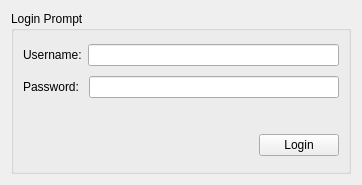
Qt form ui_files/login_prompt.ui (sanath111/rbhus_clone) before a commit.
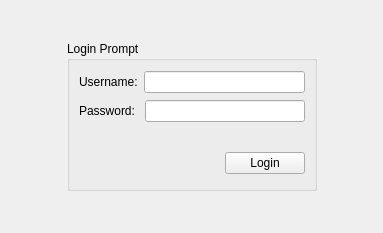
The same form after that commit.

Diff of the .ui file:
```diff
--- a/ui_files/login_prompt.ui
+++ b/ui_files/login_prompt.ui
@@ -6,16 +6,35 @@
    <rect>
     <x>0</x>
     <y>0</y>
-    <width>362</width>
-    <height>185</height>
+    <width>383</width>
+    <height>233</height>
    </rect>
   </property>
   <property name="windowTitle">
    <string>Form</string>
   </property>
   <layout class="QGridLayout" name="gridLayout">
-   <item row="0" column="0">
+   <item row="1" column="0">
+    <spacer name="horizontalSpacer_2">
+     <property name="orientation">
+      <enum>Qt::Horizontal</enum>
+     </property>
+     <property name="sizeHint" stdset="0">
+      <size>
+       <width>40</width>
+       <height>20</height>
+      </size>
+     </property>
+    </spacer>
+   </item>
+   <item row="1" column="1">
     <widget class="QGroupBox" name="groupBox">
+     <property name="minimumSize">
+      <size>
+       <width>250</width>
+       <height>150</height>
+      </size>
+     </property>
      <property name="title">
       <string>Login Prompt</string>
      </property>
@@ -113,6 +132,45 @@
      </layout>
     </widget>
    </item>
+   <item row="0" column="1">
+    <spacer name="verticalSpacer">
+     <property name="orientation">
+      <enum>Qt::Vertical</enum>
+     </property>
+     <property name="sizeHint" stdset="0">
+      <size>
+       <width>20</width>
+       <height>40</height>
+      </size>
+     </property>
+    </spacer>
+   </item>
+   <item row="2" column="1">
+    <spacer name="verticalSpacer_2">
+     <property name="orientation">
+      <enum>Qt::Vertical</enum>
+     </property>
+     <property name="sizeHint" stdset="0">
+      <size>
+       <width>20</width>
+       <height>40</height>
+      </size>
+     </property>
+    </spacer>
+   </item>
+   <item row="1" column="2">
+    <spacer name="horizontalSpacer_3">
+     <property name="orientation">
+      <enum>Qt::Horizontal</enum>
+     </property>
+     <property name="sizeHint" stdset="0">
+      <size>
+       <width>40</width>
+       <height>20</height>
+      </size>
+     </property>
+    </spacer>
+   </item>
   </layout>
  </widget>
  <resources/>
```
